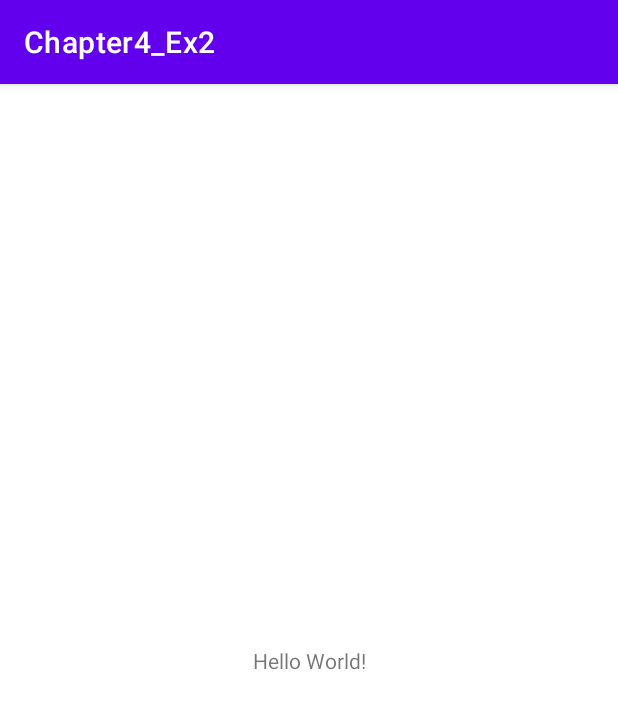
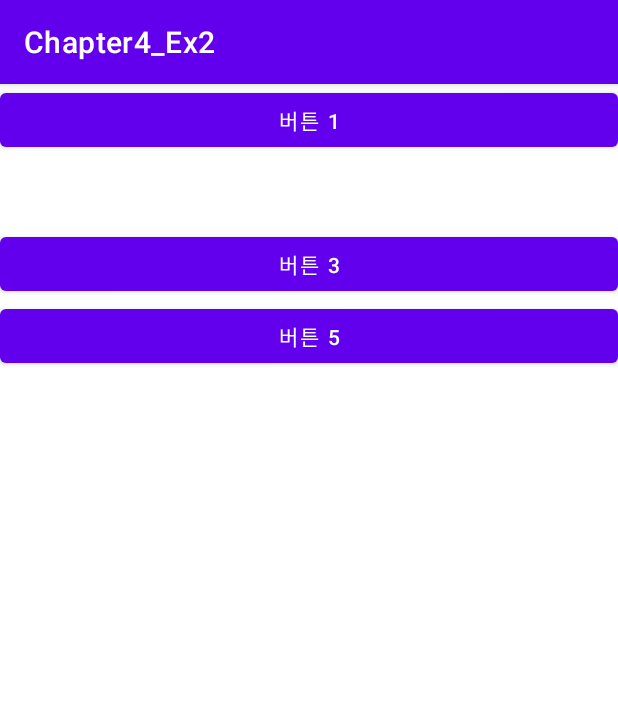
Before and after one commit to won-hyw/Chapter4_Ex2, an Android app: the screen it shows after launch (MainActivity), on a phone screen of 412 x 824 dp. Shown: the top 709 px of the screen. Run offline under Robolectric (Android 15) with nearby library versions, the phone set to English and light mode, and no system bars.

Commit message:
Visibility 속성 연습

```diff
--- a/app/src/main/res/layout/activity_main.xml
+++ b/app/src/main/res/layout/activity_main.xml
@@ -1,18 +1,32 @@
 <?xml version="1.0" encoding="utf-8"?>
-<androidx.constraintlayout.widget.ConstraintLayout xmlns:android="http://schemas.android.com/apk/res/android"
+<LinearLayout xmlns:android="http://schemas.android.com/apk/res/android"
     xmlns:app="http://schemas.android.com/apk/res-auto"
     xmlns:tools="http://schemas.android.com/tools"
     android:layout_width="match_parent"
     android:layout_height="match_parent"
+    android:orientation="vertical"
     tools:context=".MainActivity">
 
-    <TextView
-        android:layout_width="wrap_content"
+    <Button
+        android:layout_width="match_parent"
         android:layout_height="wrap_content"
-        android:text="Hello World!"
-        app:layout_constraintBottom_toBottomOf="parent"
-        app:layout_constraintLeft_toLeftOf="parent"
-        app:layout_constraintRight_toRightOf="parent"
-        app:layout_constraintTop_toTopOf="parent" />
-
-</androidx.constraintlayout.widget.ConstraintLayout>
+        android:text="@string/btn1"/>
+    <Button
+        android:layout_width="match_parent"
+        android:layout_height="wrap_content"
+        android:visibility="invisible"
+        android:text="@string/btn2"/>
+    <Button
+        android:layout_width="match_parent"
+        android:layout_height="wrap_content"
+        android:text="@string/btn3"/>
+    <Button
+        android:layout_width="match_parent"
+        android:layout_height="wrap_content"
+        android:visibility="gone"
+        android:text="@string/btn4"/>
+    <Button
+        android:layout_width="match_parent"
+        android:layout_height="wrap_content"
+        android:text="@string/btn5"/>
+</LinearLayout>
--- a/app/src/main/res/values/strings.xml
+++ b/app/src/main/res/values/strings.xml
@@ -1,3 +1,8 @@
 <resources>
     <string name="app_name">Chapter4_Ex2</string>
+    <string name="btn1">버튼 1</string>
+    <string name="btn2">버튼 2</string>
+    <string name="btn3">버튼 3</string>
+    <string name="btn4">버튼 4</string>
+    <string name="btn5">버튼 5</string>
 </resources>
```
